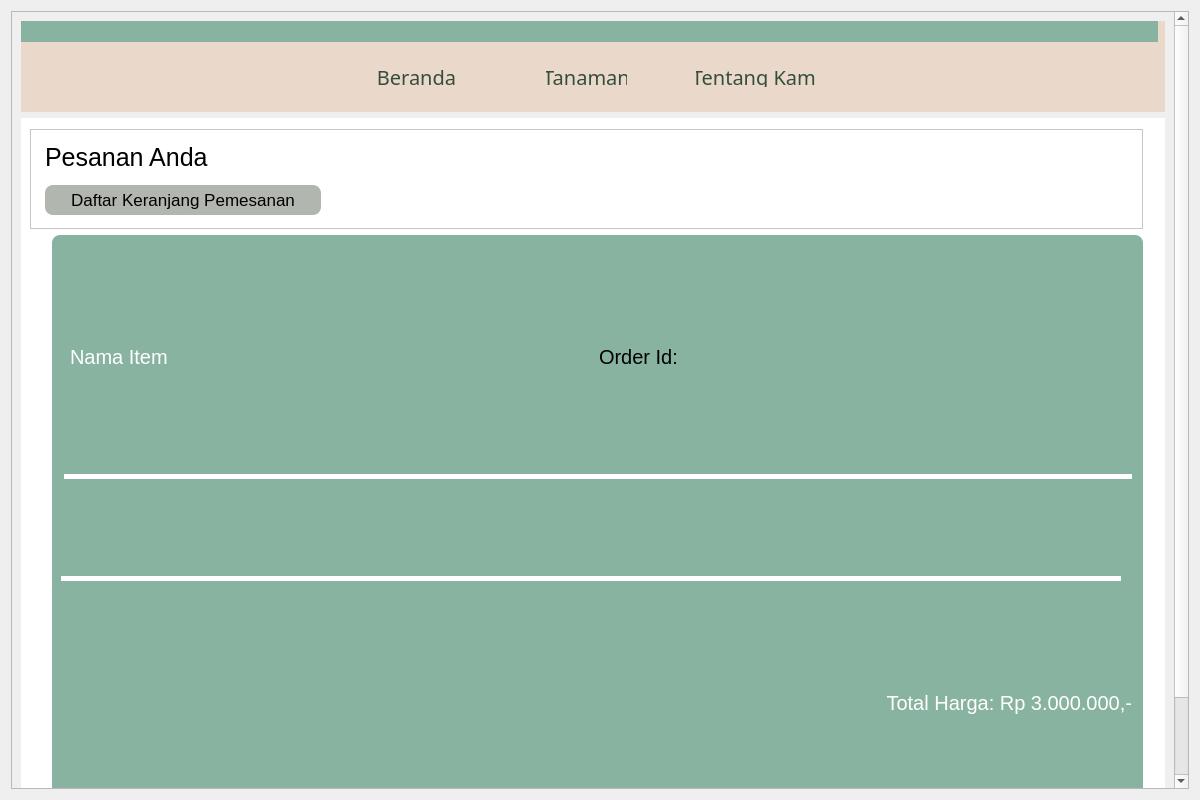
First picture: the form in Frontend/UI/checkout.ui, repository gagaspbahar/onlyplants, before the edit.
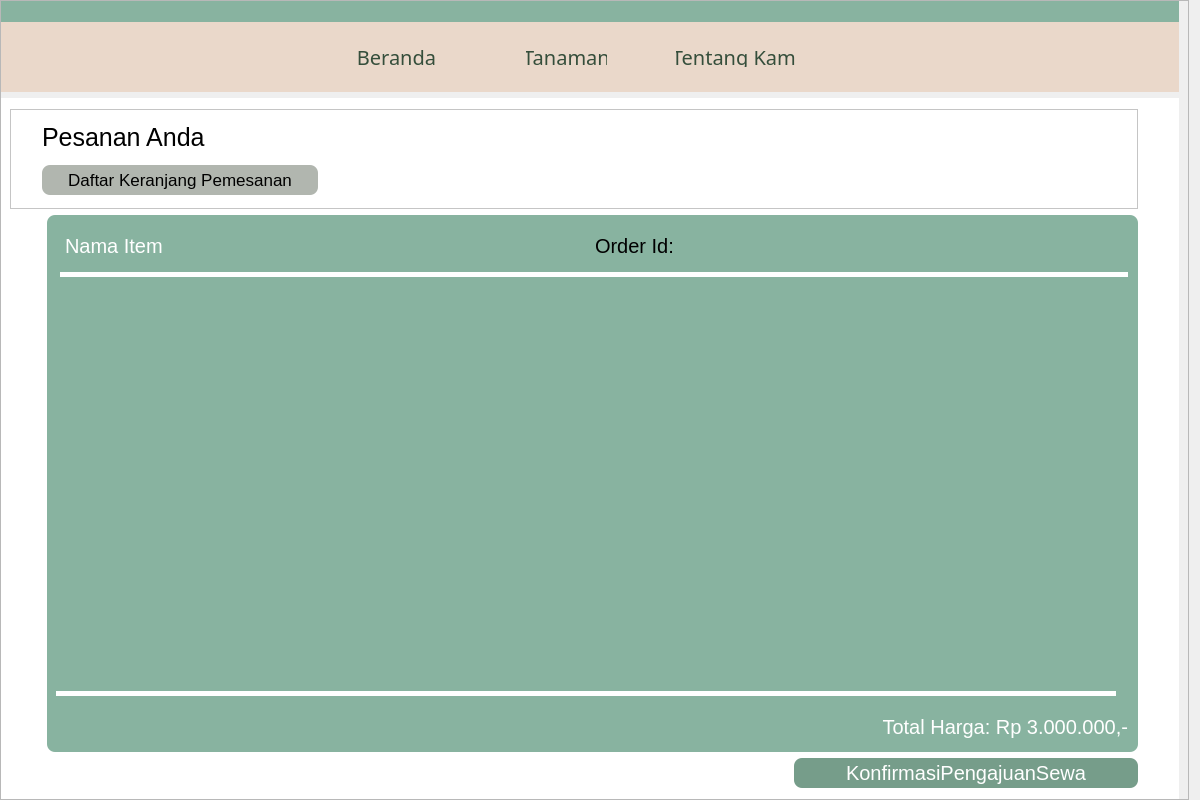
Second picture: the form after the edit. Icons and pictures are not drawn.

Commit message: salah layout

Patch:
```diff
--- a/Frontend/UI/checkout.ui
+++ b/Frontend/UI/checkout.ui
@@ -16,10 +16,25 @@
     <height>800</height>
    </size>
   </property>
+  <property name="maximumSize">
+   <size>
+    <width>1200</width>
+    <height>800</height>
+   </size>
+  </property>
   <property name="windowTitle">
    <string>Form</string>
   </property>
   <layout class="QVBoxLayout" name="verticalLayout_2">
+   <property name="leftMargin">
+    <number>0</number>
+   </property>
+   <property name="topMargin">
+    <number>0</number>
+   </property>
+   <property name="bottomMargin">
+    <number>0</number>
+   </property>
    <item>
     <widget class="QScrollArea" name="scrollArea">
      <property name="styleSheet">
@@ -32,12 +47,21 @@
       <property name="geometry">
        <rect>
         <x>0</x>
-        <y>-48</y>
-        <width>1159</width>
-        <height>870</height>
+        <y>0</y>
+        <width>1187</width>
+        <height>798</height>
        </rect>
       </property>
       <layout class="QVBoxLayout" name="verticalLayout">
+       <property name="leftMargin">
+        <number>0</number>
+       </property>
+       <property name="topMargin">
+        <number>0</number>
+       </property>
+       <property name="bottomMargin">
+        <number>0</number>
+       </property>
        <item>
         <widget class="QFrame" name="navbar">
          <property name="minimumSize">
@@ -255,7 +279,7 @@
            <rect>
             <x>0</x>
             <y>0</y>
-            <width>1137</width>
+            <width>1181</width>
             <height>21</height>
            </rect>
           </property>
@@ -281,7 +305,7 @@
          <property name="minimumSize">
           <size>
            <width>0</width>
-           <height>750</height>
+           <height>700</height>
           </size>
          </property>
          <property name="autoFillBackground">
@@ -295,7 +319,7 @@
            <number>11</number>
           </property>
           <property name="rightMargin">
-           <number>22</number>
+           <number>41</number>
           </property>
           <property name="bottomMargin">
            <number>11</number>
@@ -319,7 +343,7 @@
             </property>
             <layout class="QVBoxLayout" name="verticalLayout_4">
              <property name="leftMargin">
-              <number>14</number>
+              <number>31</number>
              </property>
              <property name="topMargin">
               <number>5</number>
@@ -461,7 +485,7 @@
               <number>11</number>
              </property>
              <property name="rightMargin">
-              <number>11</number>
+              <number>10</number>
              </property>
              <property name="bottomMargin">
               <number>0</number>
@@ -581,7 +605,13 @@
               </widget>
              </item>
              <item>
-              <layout class="QVBoxLayout" name="itemsKeranjang"/>
+              <widget class="QWidget" name="widget" native="true">
+               <layout class="QVBoxLayout" name="verticalLayout_5">
+                <item>
+                 <layout class="QVBoxLayout" name="itemsKeranjang"/>
+                </item>
+               </layout>
+              </widget>
              </item>
              <item>
               <widget class="Line" name="line_2">
```
